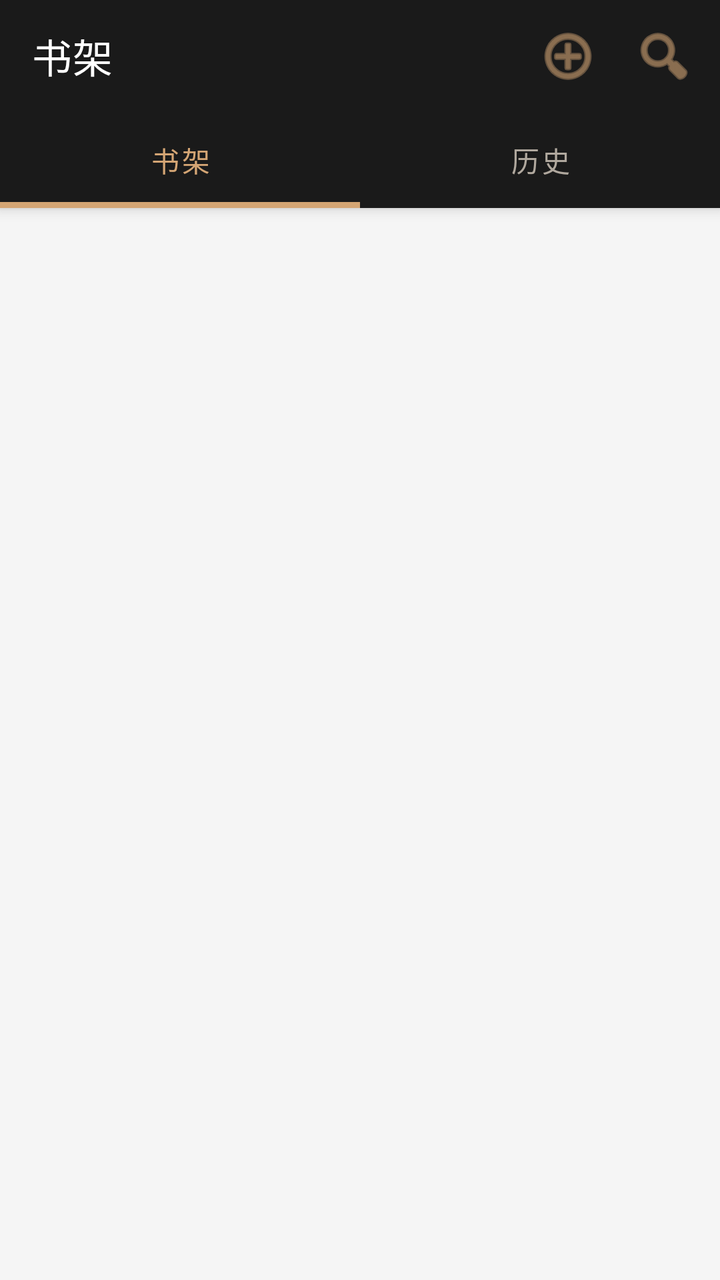
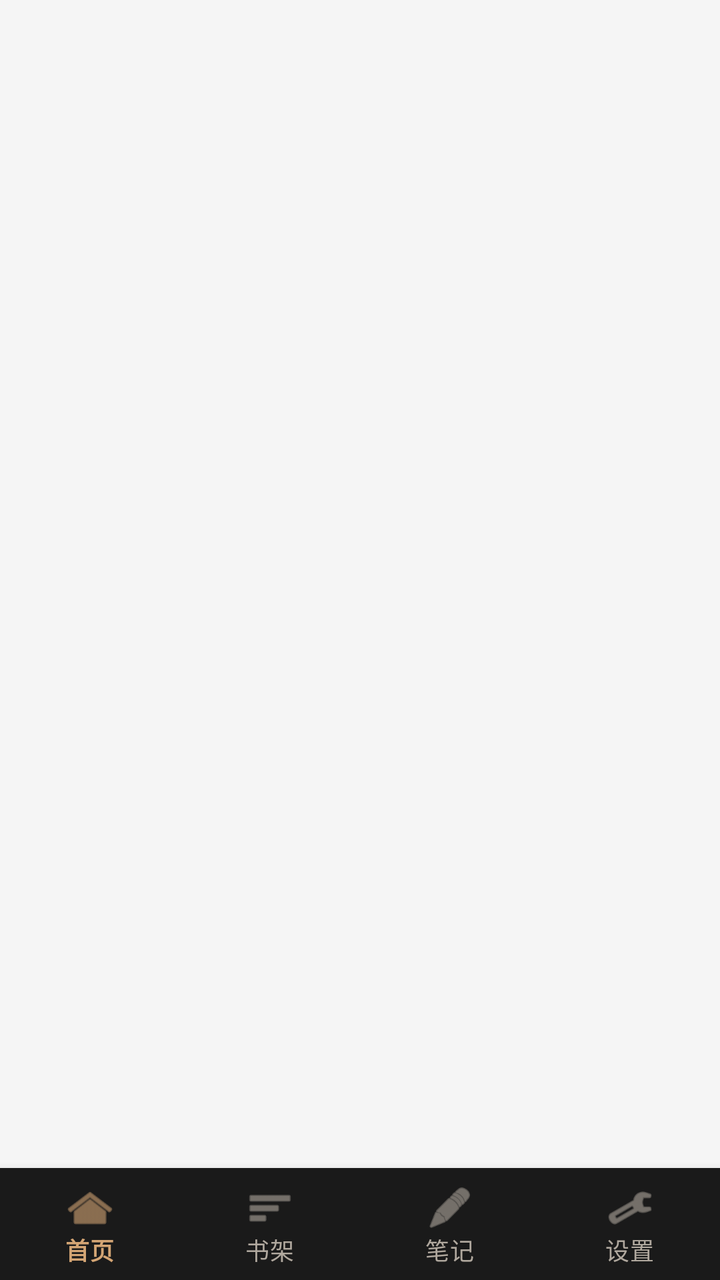

Before-and-after screenshots of an Android layout around one commit, followed by the original layout XML and the change that was made.
<!-- AndroidManifest.xml: activity theme Theme.ToolBoxApp -->
<!-- res/layout/activity_book_shelf.xml -->
<?xml version="1.0" encoding="utf-8"?>
<androidx.coordinatorlayout.widget.CoordinatorLayout
    xmlns:android="http://schemas.android.com/apk/res/android"
    xmlns:app="http://schemas.android.com/apk/res-auto"
    xmlns:tools="http://schemas.android.com/tools"
    android:layout_width="match_parent"
    android:layout_height="match_parent"
    android:background="#F5F5F5">

    
    <com.google.android.material.appbar.AppBarLayout
        android:id="@+id/app_bar"
        android:layout_width="match_parent"
        android:layout_height="wrap_content"
        android:background="@color/bg_main"
        android:elevation="4dp">

        <androidx.appcompat.widget.Toolbar
            android:id="@+id/toolbar"
            android:layout_width="match_parent"
            android:layout_height="56dp"
            app:title="书架"
            app:titleTextColor="@color/text_white"
            app:navigationIcon="@null">

            <ImageButton
                android:id="@+id/btn_search"
                android:layout_width="40dp"
                android:layout_height="40dp"
                android:layout_gravity="end"
                android:layout_marginEnd="8dp"
                android:background="?attr/selectableItemBackgroundBorderless"
                android:contentDescription="搜索"
                android:padding="8dp"
                android:src="@android:drawable/ic_menu_search"
                app:tint="@color/accent" />

            <ImageButton
                android:id="@+id/btn_add"
                android:layout_width="40dp"
                android:layout_height="40dp"
                android:layout_gravity="end"
                android:layout_marginEnd="8dp"
                android:background="?attr/selectableItemBackgroundBorderless"
                android:contentDescription="添加书籍"
                android:padding="8dp"
                android:src="@android:drawable/ic_menu_add"
                app:tint="@color/accent" />

        </androidx.appcompat.widget.Toolbar>

        
        <com.google.android.material.tabs.TabLayout
            android:id="@+id/tab_layout"
            android:layout_width="match_parent"
            android:layout_height="48dp"
            android:background="@color/bg_main"
            app:tabIndicatorColor="@color/accent"
            app:tabIndicatorHeight="3dp"
            app:tabSelectedTextColor="@color/accent"
            app:tabTextColor="@color/text_secondary"
            app:tabMode="fixed"
            app:tabGravity="fill">

            <com.google.android.material.tabs.TabItem
                android:layout_width="wrap_content"
                android:layout_height="wrap_content"
                android:text="书架" />

            <com.google.android.material.tabs.TabItem
                android:layout_width="wrap_content"
                android:layout_height="wrap_content"
                android:text="历史" />

        </com.google.android.material.tabs.TabLayout>

    </com.google.android.material.appbar.AppBarLayout>

    
    <androidx.viewpager2.widget.ViewPager2
        android:id="@+id/view_pager"
        android:layout_width="match_parent"
        android:layout_height="match_parent"
        app:layout_behavior="@string/appbar_scrolling_view_behavior" />

</androidx.coordinatorlayout.widget.CoordinatorLayout>
<!-- resources referenced by this layout -->
<resources>
  <color name="accent">#D4A574</color>
  <color name="bg_main">#1A1A1A</color>
  <color name="text_secondary">#B0A89E</color>
  <color name="text_white">#FFFFFF</color>
  <style name="Theme.ToolBoxApp" parent="Theme.MaterialComponents.DayNight.NoActionBar">
          
          <item name="colorPrimary">@color/accent</item>
          <item name="colorPrimaryVariant">@color/accent_dark</item>
          <item name="colorOnPrimary">@color/primary_background</item>
  
          
          <item name="colorSecondary">@color/accent_light</item>
          <item name="colorSecondaryVariant">@color/accent</item>
          <item name="colorOnSecondary">@color/primary_background</item>
  
          
          <item name="android:windowBackground">@color/primary_background</item>
          <item name="colorSurface">@color/card_dark</item>
          <item name="colorOnSurface">@color/text_white</item>
  
          
          <item name="android:statusBarColor">@color/status_bar</item>
          <item name="android:navigationBarColor">@color/navigation_bar</item>
          <item name="android:windowLightStatusBar">false</item>
          <item name="android:windowLightNavigationBar">false</item>
  
          
          <item name="android:textColorPrimary">@color/text_white</item>
          <item name="android:textColorSecondary">@color/text_secondary</item>
  
          
          <item name="cardBackgroundColor">@color/card_dark</item>
          <item name="dividerColor">@color/divider</item>
      </style>
  <color name="accent_dark">#B8895A</color>
  <color name="primary_background">#1A1A1A</color>
  <color name="accent_light">#E8C9A8</color>
  <color name="card_dark">#4A4039</color>
  <color name="status_bar">#1A1A1A</color>
  <color name="navigation_bar">#1A1A1A</color>
  <color name="divider">#3A3029</color>
</resources>

<!-- the commit's change to res/layout/activity_book_shelf.xml (unified diff, before → after) -->
@@ -2,85 +2,28 @@
 <androidx.coordinatorlayout.widget.CoordinatorLayout
     xmlns:android="http://schemas.android.com/apk/res/android"
     xmlns:app="http://schemas.android.com/apk/res-auto"
-    xmlns:tools="http://schemas.android.com/tools"
     android:layout_width="match_parent"
     android:layout_height="match_parent"
     android:background="#F5F5F5">
-
-    
-    <com.google.android.material.appbar.AppBarLayout
-        android:id="@+id/app_bar"
-        android:layout_width="match_parent"
-        android:layout_height="wrap_content"
-        android:background="@color/bg_main"
-        android:elevation="4dp">
-
-        <androidx.appcompat.widget.Toolbar
-            android:id="@+id/toolbar"
-            android:layout_width="match_parent"
-            android:layout_height="56dp"
-            app:title="书架"
-            app:titleTextColor="@color/text_white"
-            app:navigationIcon="@null">
-
-            <ImageButton
-                android:id="@+id/btn_search"
-                android:layout_width="40dp"
-                android:layout_height="40dp"
-                android:layout_gravity="end"
-                android:layout_marginEnd="8dp"
-                android:background="?attr/selectableItemBackgroundBorderless"
-                android:contentDescription="搜索"
-                android:padding="8dp"
-                android:src="@android:drawable/ic_menu_search"
-                app:tint="@color/accent" />
-
-            <ImageButton
-                android:id="@+id/btn_add"
-                android:layout_width="40dp"
-                android:layout_height="40dp"
-                android:layout_gravity="end"
-                android:layout_marginEnd="8dp"
-                android:background="?attr/selectableItemBackgroundBorderless"
-                android:contentDescription="添加书籍"
-                android:padding="8dp"
-                android:src="@android:drawable/ic_menu_add"
-                app:tint="@color/accent" />
-
-        </androidx.appcompat.widget.Toolbar>
-
-        
-        <com.google.android.material.tabs.TabLayout
-            android:id="@+id/tab_layout"
-            android:layout_width="match_parent"
-            android:layout_height="48dp"
-            android:background="@color/bg_main"
-            app:tabIndicatorColor="@color/accent"
-            app:tabIndicatorHeight="3dp"
-            app:tabSelectedTextColor="@color/accent"
-            app:tabTextColor="@color/text_secondary"
-            app:tabMode="fixed"
-            app:tabGravity="fill">
-
-            <com.google.android.material.tabs.TabItem
-                android:layout_width="wrap_content"
-                android:layout_height="wrap_content"
-                android:text="书架" />
-
-            <com.google.android.material.tabs.TabItem
-                android:layout_width="wrap_content"
-                android:layout_height="wrap_content"
-                android:text="历史" />
-
-        </com.google.android.material.tabs.TabLayout>
-
-    </com.google.android.material.appbar.AppBarLayout>
 
     
     <androidx.viewpager2.widget.ViewPager2
         android:id="@+id/view_pager"
         android:layout_width="match_parent"
         android:layout_height="match_parent"
-        app:layout_behavior="@string/appbar_scrolling_view_behavior" />
+        android:layout_marginBottom="56dp" />
+
+    
+    <com.google.android.material.bottomnavigation.BottomNavigationView
+        android:id="@+id/bottom_nav"
+        android:layout_width="match_parent"
+        android:layout_height="56dp"
+        android:layout_gravity="bottom"
+        android:background="@color/bg_main"
+        android:elevation="8dp"
+        app:itemIconTint="@color/bottom_nav_color"
+        app:itemTextColor="@color/bottom_nav_color"
+        app:labelVisibilityMode="labeled"
+        app:menu="@menu/menu_bottom_nav" />
 
 </androidx.coordinatorlayout.widget.CoordinatorLayout>
<!-- resource entries referenced after the edit -->
@@ -1,9 +1,6 @@
 <!-- resources referenced by this layout -->
 <resources>
-  <color name="accent">#D4A574</color>
   <color name="bg_main">#1A1A1A</color>
-  <color name="text_secondary">#B0A89E</color>
-  <color name="text_white">#FFFFFF</color>
   <style name="Theme.ToolBoxApp" parent="Theme.MaterialComponents.DayNight.NoActionBar">
           
           <item name="colorPrimary">@color/accent</item>
@@ -34,12 +31,15 @@
           <item name="cardBackgroundColor">@color/card_dark</item>
           <item name="dividerColor">@color/divider</item>
       </style>
+  <color name="accent">#D4A574</color>
   <color name="accent_dark">#B8895A</color>
   <color name="primary_background">#1A1A1A</color>
   <color name="accent_light">#E8C9A8</color>
   <color name="card_dark">#4A4039</color>
+  <color name="text_white">#FFFFFF</color>
   <color name="status_bar">#1A1A1A</color>
   <color name="navigation_bar">#1A1A1A</color>
+  <color name="text_secondary">#B0A89E</color>
   <color name="divider">#3A3029</color>
 </resources>
 
